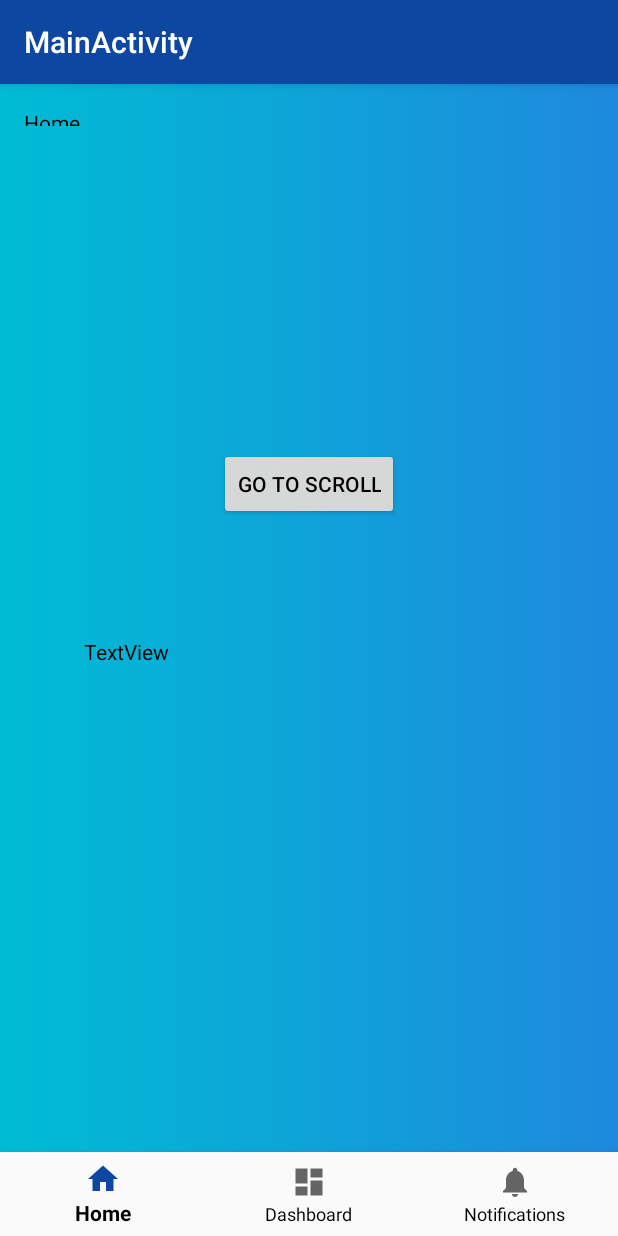
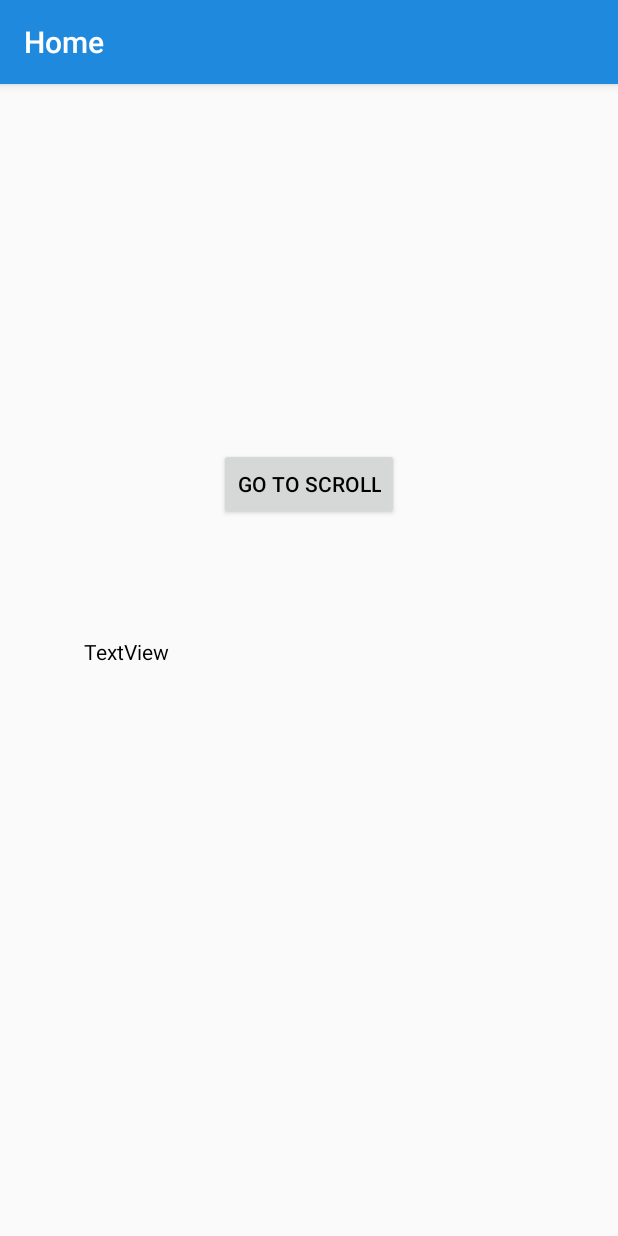
Before and after one commit to ericke8/Med-Data, an Android app: the MainActivity screen opened directly, with no data from a screen before it, on a phone screen of 412 x 824 dp. Run offline under Robolectric (Android 15) with nearby library versions, the phone set to English and light mode, and no system bars.

Commit message:
Home edit

```diff
--- a/app/src/main/java/com/example/vax/data/MainActivity.java
+++ b/app/src/main/java/com/example/vax/data/MainActivity.java
@@ -53,9 +53,7 @@ public class MainActivity extends AppCompatActivity {
     protected void onCreate(Bundle savedInstanceState) {
         super.onCreate(savedInstanceState);
         setContentView(R.layout.activity_main);
-        BottomNavigationView navView = findViewById(R.id.nav_view);
         mTextMessage = findViewById(R.id.message);
-        navView.setOnNavigationItemSelectedListener(mOnNavigationItemSelectedListener);
         getSupportActionBar().setDisplayHomeAsUpEnabled(false);
 
 
--- a/app/src/main/res/layout/activity_main.xml
+++ b/app/src/main/res/layout/activity_main.xml
@@ -3,33 +3,10 @@
     xmlns:app="http://schemas.android.com/apk/res-auto"
     xmlns:tools="http://schemas.android.com/tools"
     android:id="@+id/container"
-    android:background="@drawable/animation_list"
     android:layout_width="match_parent"
     android:layout_height="match_parent"
     tools:context=".data.MainActivity">
-
-    <TextView
-        android:id="@+id/message"
-        android:layout_width="wrap_content"
-        android:layout_height="12dp"
-        android:layout_marginLeft="@dimen/activity_horizontal_margin"
-        android:layout_marginTop="@dimen/activity_vertical_margin"
-        android:text="@string/title_home"
-        app:layout_constraintLeft_toLeftOf="parent"
-        app:layout_constraintTop_toTopOf="parent" />
-
-    <android.support.design.widget.BottomNavigationView
-        android:id="@+id/nav_view"
-        android:layout_width="0dp"
-        android:layout_height="wrap_content"
-        android:layout_marginStart="0dp"
-        android:layout_marginEnd="0dp"
-        android:background="?android:attr/windowBackground"
-        app:layout_constraintBottom_toBottomOf="parent"
-        app:layout_constraintLeft_toLeftOf="parent"
-        app:layout_constraintRight_toRightOf="parent"
-        app:menu="@menu/bottom_nav_menu" />
-
+ma
     <TextView
         android:id="@+id/textView2"
         android:layout_width="wrap_content"
--- a/app/src/main/res/values/colors.xml
+++ b/app/src/main/res/values/colors.xml
@@ -1,6 +1,6 @@
 <?xml version="1.0" encoding="utf-8"?>
 <resources>
-    <color name="colorPrimary">#0d47a1</color>
+    <color name="colorPrimary">#1E89DD</color>
     <color name="colorPrimaryDark">#002171</color>
     <color name="colorAccent">#000000</color>
 <!--D81B60 -->
--- a/app/src/main/res/values/strings.xml
+++ b/app/src/main/res/values/strings.xml
@@ -100,7 +100,7 @@
         "when a user tries to pick up one of cards.\n\n"
     </string>
     <string name="action_settings">Settings</string>
-    <string name="title_activity_main">MainActivity</string>
+    <string name="title_activity_main">Home</string>
     <string name="title_home">Home</string>
     <string name="title_dashboard">Dashboard</string>
     <string name="title_notifications">Notifications</string>
```
